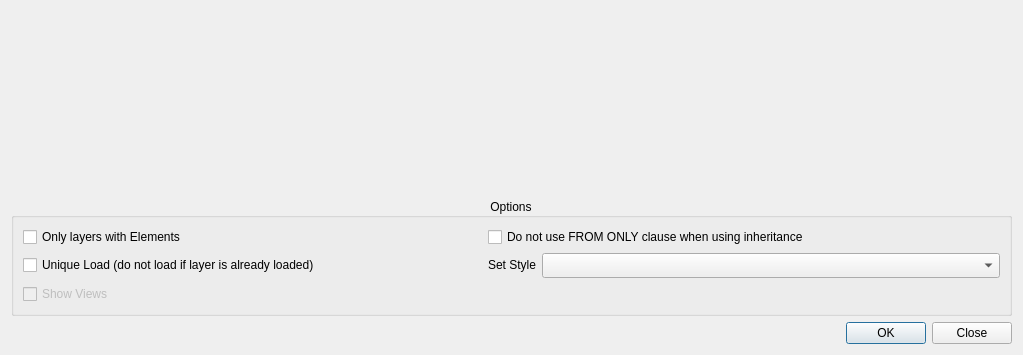
Old version of the form LayerTools/LoadLayersFromServer/loadLayersFromServer.ui in the repository dsgoficial/DsgTools.
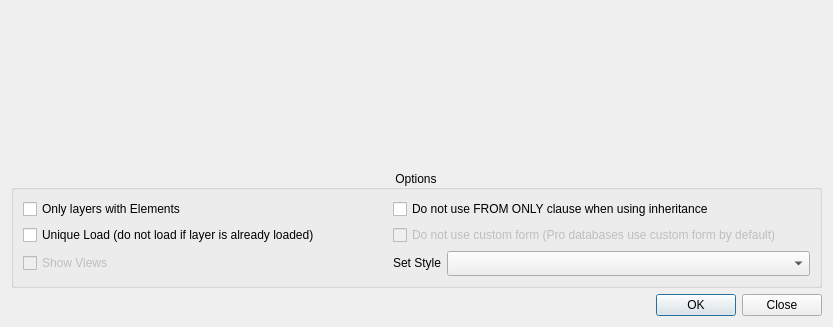
New version of the form. Custom widgets are drawn as their Qt base class.

The edit to the form file:
```diff
--- a/LayerTools/LoadLayersFromServer/loadLayersFromServer.ui
+++ b/LayerTools/LoadLayersFromServer/loadLayersFromServer.ui
@@ -6,8 +6,8 @@
    <rect>
     <x>0</x>
     <y>0</y>
-    <width>1023</width>
-    <height>355</height>
+    <width>833</width>
+    <height>327</height>
    </rect>
   </property>
   <property name="sizePolicy">
@@ -70,8 +70,8 @@
       <bool>false</bool>
      </property>
      <layout class="QGridLayout" name="gridLayout_2">
-      <item row="1" column="2">
-       <widget class="QComboBox" name="styleComboBox">
+      <item row="0" column="0">
+       <widget class="QCheckBox" name="checkBoxOnlyWithElements">
         <property name="sizePolicy">
          <sizepolicy hsizetype="MinimumExpanding" vsizetype="Fixed">
           <horstretch>0</horstretch>
@@ -80,10 +80,13 @@
         </property>
         <property name="minimumSize">
          <size>
-          <width>25</width>
-          <height>25</height>
+          <width>120</width>
+          <height>0</height>
          </size>
         </property>
+        <property name="text">
+         <string>Only layers with Elements</string>
+        </property>
        </widget>
       </item>
       <item row="0" column="1" colspan="2">
@@ -121,35 +124,13 @@
         </property>
        </widget>
       </item>
-      <item row="0" column="0">
-       <widget class="QCheckBox" name="checkBoxOnlyWithElements">
-        <property name="sizePolicy">
-         <sizepolicy hsizetype="MinimumExpanding" vsizetype="Fixed">
-          <horstretch>0</horstretch>
-          <verstretch>0</verstretch>
-         </sizepolicy>
+      <item row="1" column="1" colspan="2">
+       <widget class="QCheckBox" name="customFormCheckBox">
+        <property name="enabled">
+         <bool>false</bool>
         </property>
-        <property name="minimumSize">
-         <size>
-          <width>120</width>
-          <height>0</height>
-         </size>
-        </property>
         <property name="text">
-         <string>Only layers with Elements</string>
-        </property>
-       </widget>
-      </item>
-      <item row="1" column="1">
-       <widget class="QLabel" name="label">
-        <property name="sizePolicy">
-         <sizepolicy hsizetype="Fixed" vsizetype="Fixed">
-          <horstretch>0</horstretch>
-          <verstretch>0</verstretch>
-         </sizepolicy>
-        </property>
-        <property name="text">
-         <string>Set Style</string>
+         <string>Do not use custom form (Pro databases use custom form by default)</string>
         </property>
        </widget>
       </item>
@@ -163,6 +144,35 @@
         </property>
        </widget>
       </item>
+      <item row="2" column="1">
+       <widget class="QLabel" name="label">
+        <property name="sizePolicy">
+         <sizepolicy hsizetype="Fixed" vsizetype="Fixed">
+          <horstretch>0</horstretch>
+          <verstretch>0</verstretch>
+         </sizepolicy>
+        </property>
+        <property name="text">
+         <string>Set Style</string>
+        </property>
+       </widget>
+      </item>
+      <item row="2" column="2">
+       <widget class="QComboBox" name="styleComboBox">
+        <property name="sizePolicy">
+         <sizepolicy hsizetype="MinimumExpanding" vsizetype="Fixed">
+          <horstretch>0</horstretch>
+          <verstretch>0</verstretch>
+         </sizepolicy>
+        </property>
+        <property name="minimumSize">
+         <size>
+          <width>25</width>
+          <height>25</height>
+         </size>
+        </property>
+       </widget>
+      </item>
      </layout>
     </widget>
    </item>
```
